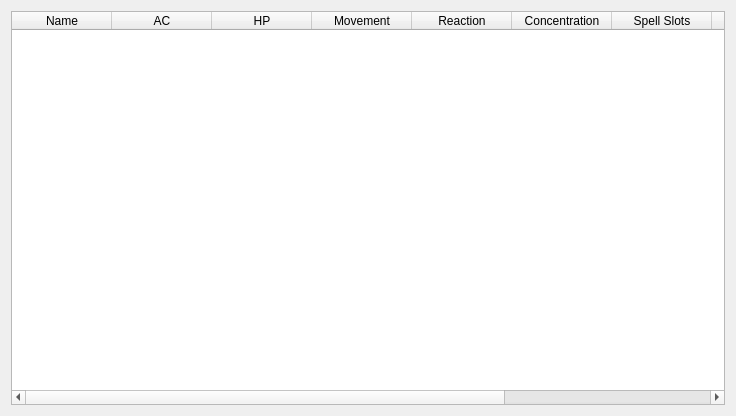
First picture: the form in UI/character_widget.ui, repository Toeger/DnDtracker, before the edit.
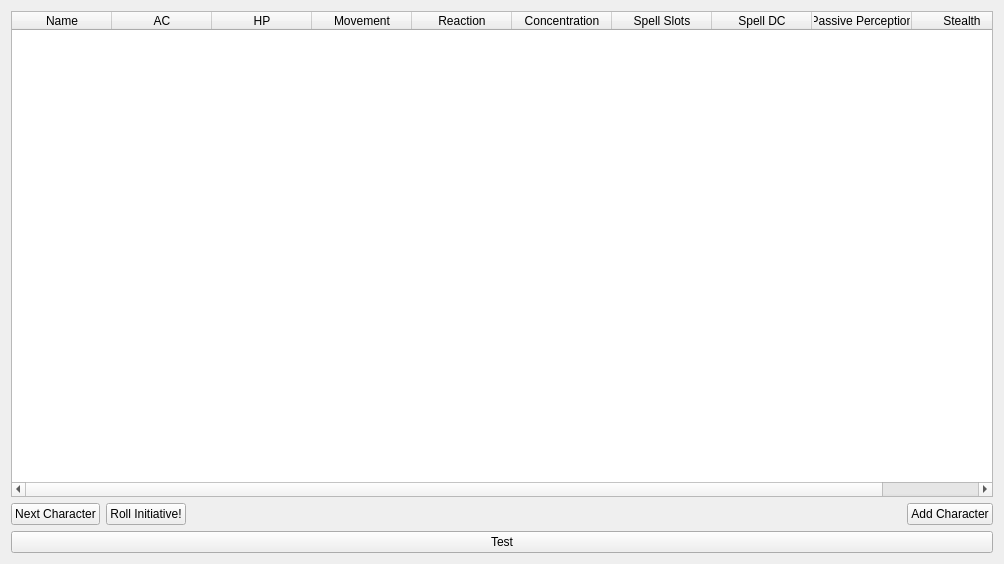
Second picture: the form after the edit.

Commit message: Made a GUI for a character list.

The edit to the form file:
```diff
--- a/UI/character_widget.ui
+++ b/UI/character_widget.ui
@@ -6,8 +6,8 @@
    <rect>
     <x>0</x>
     <y>0</y>
-    <width>736</width>
-    <height>416</height>
+    <width>1004</width>
+    <height>564</height>
    </rect>
   </property>
   <property name="windowTitle">
@@ -15,7 +15,13 @@
   </property>
   <layout class="QVBoxLayout" name="verticalLayout">
    <item>
-    <widget class="QTableWidget" name="tableWidget">
+    <widget class="QTableWidget" name="character_table">
+     <attribute name="horizontalHeaderCascadingSectionResizes">
+      <bool>true</bool>
+     </attribute>
+     <attribute name="verticalHeaderVisible">
+      <bool>false</bool>
+     </attribute>
      <column>
       <property name="text">
        <string>Name</string>
@@ -68,6 +74,51 @@
      </column>
     </widget>
    </item>
+   <item>
+    <layout class="QHBoxLayout" name="horizontalLayout">
+     <item>
+      <widget class="QPushButton" name="next_character_button">
+       <property name="text">
+        <string>Next Character</string>
+       </property>
+      </widget>
+     </item>
+     <item>
+      <widget class="QPushButton" name="roll_initiative_button">
+       <property name="text">
+        <string>Roll Initiative!</string>
+       </property>
+      </widget>
+     </item>
+     <item>
+      <spacer name="horizontalSpacer">
+       <property name="orientation">
+        <enum>Qt::Horizontal</enum>
+       </property>
+       <property name="sizeHint" stdset="0">
+        <size>
+         <width>40</width>
+         <height>20</height>
+        </size>
+       </property>
+      </spacer>
+     </item>
+     <item>
+      <widget class="QPushButton" name="add_character_button">
+       <property name="text">
+        <string>Add Character</string>
+       </property>
+      </widget>
+     </item>
+    </layout>
+   </item>
+   <item>
+    <widget class="QPushButton" name="test_button">
+     <property name="text">
+      <string>Test</string>
+     </property>
+    </widget>
+   </item>
   </layout>
  </widget>
  <resources/>
```
The commit also changes 12 other files.
